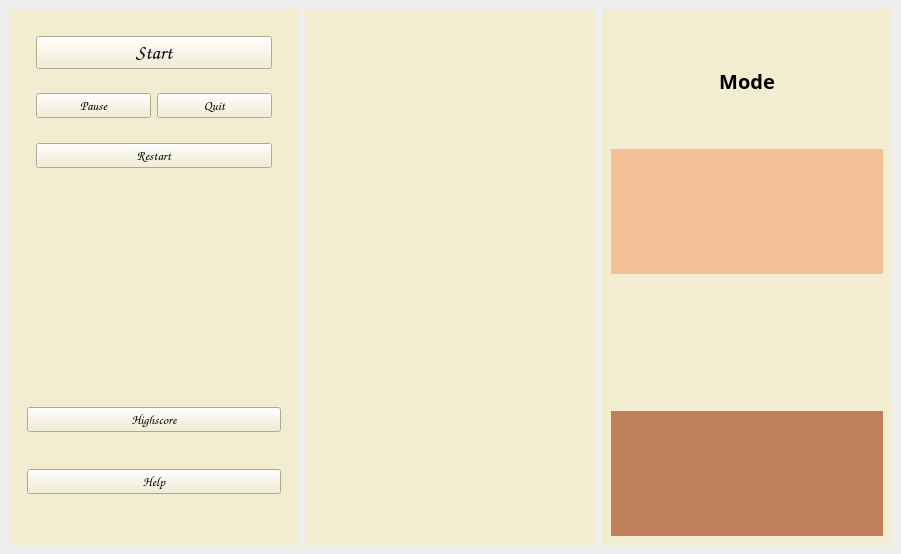
Qt form mainwindow.ui (jairLucas/Tetris) before a commit.
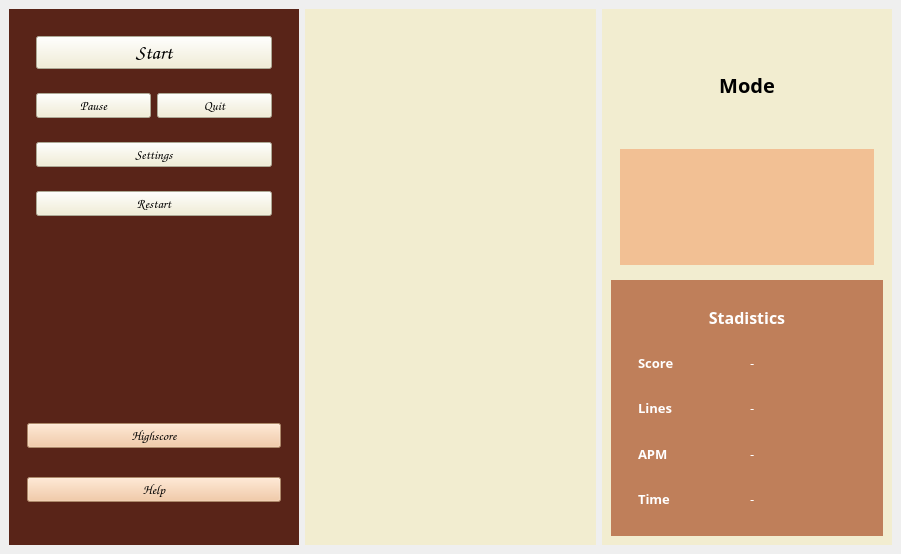
The same form after that commit.

Commit message: Design Interface complete

Diff of the .ui file:
```diff
--- a/mainwindow.ui
+++ b/mainwindow.ui
@@ -18,7 +18,7 @@
     <item>
      <widget class="QWidget" name="widget_buttons" native="true">
       <property name="styleSheet">
-       <string notr="true">background-color: rgb(242, 237, 208);</string>
+       <string notr="true">background-color: rgb(89, 36, 24);</string>
       </property>
       <layout class="QVBoxLayout" name="verticalLayout_6">
        <item>
@@ -37,7 +37,7 @@
                </property>
                <property name="styleSheet">
                 <string notr="true">color: rgb(0, 0, 0);
-gridline-color: rgb(0, 0, 0);</string>
+background-color: rgb(242, 237, 208);</string>
                </property>
                <property name="text">
                 <string>Start</string>
@@ -62,7 +62,8 @@
                 </font>
                </property>
                <property name="styleSheet">
-                <string notr="true">color: rgb(0, 0, 0);</string>
+                <string notr="true">color: rgb(0, 0, 0);
+background-color: rgb(242, 237, 208);</string>
                </property>
                <property name="text">
                 <string>Pause</string>
@@ -77,6 +78,10 @@
                  <pointsize>10</pointsize>
                 </font>
                </property>
+               <property name="styleSheet">
+                <string notr="true">background-color: rgb(242, 237, 208);
+color: rgb(0, 0, 0);</string>
+               </property>
                <property name="text">
                 <string>Quit</string>
                </property>
@@ -85,6 +90,29 @@
             </layout>
            </widget>
           </item>
+          <item>
+           <widget class="QWidget" name="widget" native="true">
+            <layout class="QVBoxLayout" name="verticalLayout_7">
+             <item>
+              <widget class="QPushButton" name="pushButton_settings">
+               <property name="font">
+                <font>
+                 <family>Comic Sans MS</family>
+                 <pointsize>10</pointsize>
+                </font>
+               </property>
+               <property name="styleSheet">
+                <string notr="true">background-color: rgb(242, 237, 208);
+color: rgb(0, 0, 0);</string>
+               </property>
+               <property name="text">
+                <string>Settings</string>
+               </property>
+              </widget>
+             </item>
+            </layout>
+           </widget>
+          </item>
           <item>
            <widget class="QWidget" name="widget_5" native="true">
             <layout class="QVBoxLayout" name="verticalLayout_3">
@@ -97,7 +125,8 @@
                 </font>
                </property>
                <property name="styleSheet">
-                <string notr="true">color: rgb(0, 0, 0);</string>
+                <string notr="true">color: rgb(0, 0, 0);
+background-color: rgb(242, 237, 208);</string>
                </property>
                <property name="text">
                 <string>Restart</string>
@@ -125,7 +154,8 @@
              </font>
             </property>
             <property name="styleSheet">
-             <string notr="true">color: rgb(0, 0, 0);</string>
+             <string notr="true">color: rgb(0, 0, 0);
+background-color: rgb(242, 192, 148);</string>
             </property>
             <property name="text">
              <string>Highscore</string>
@@ -141,7 +171,8 @@
              </font>
             </property>
             <property name="styleSheet">
-             <string notr="true">color: rgb(0, 0, 0);</string>
+             <string notr="true">color: rgb(0, 0, 0);
+background-color: rgb(242, 192, 148);</string>
             </property>
             <property name="text">
              <string>Help</string>
@@ -171,41 +202,242 @@
       </property>
       <layout class="QVBoxLayout" name="verticalLayout">
        <item>
-        <widget class="QLabel" name="label_mode">
-         <property name="font">
-          <font>
-           <family>Gotham</family>
-           <pointsize>15</pointsize>
-           <weight>75</weight>
-           <bold>true</bold>
-          </font>
-         </property>
-         <property name="styleSheet">
-          <string notr="true">color: rgb(0, 0, 0);</string>
-         </property>
-         <property name="text">
-          <string>Mode</string>
-         </property>
-         <property name="alignment">
-          <set>Qt::AlignCenter</set>
-         </property>
+        <widget class="QWidget" name="widget_2" native="true">
+         <layout class="QVBoxLayout" name="verticalLayout_9">
+          <item>
+           <widget class="QLabel" name="label_mode">
+            <property name="font">
+             <font>
+              <family>Gotham</family>
+              <pointsize>15</pointsize>
+              <weight>75</weight>
+              <bold>true</bold>
+             </font>
+            </property>
+            <property name="styleSheet">
+             <string notr="true">color: rgb(0, 0, 0);</string>
+            </property>
+            <property name="text">
+             <string>Mode</string>
+            </property>
+            <property name="alignment">
+             <set>Qt::AlignCenter</set>
+            </property>
+           </widget>
+          </item>
+          <item>
+           <widget class="QWidget" name="widget_7" native="true">
+            <property name="styleSheet">
+             <string notr="true">background-color: rgb(242, 192, 148);</string>
+            </property>
+           </widget>
+          </item>
+         </layout>
         </widget>
        </item>
-       <item>
-        <widget class="QWidget" name="widget_next" native="true">
-         <property name="styleSheet">
-          <string notr="true">background-color: rgb(242, 192, 148);</string>
-         </property>
-        </widget>
-       </item>
-       <item>
-        <widget class="QWidget" name="widget_2" native="true"/>
-       </item>
        <item>
         <widget class="QWidget" name="widget_data" native="true">
          <property name="styleSheet">
           <string notr="true">background-color: rgb(191, 127, 90);</string>
          </property>
+         <layout class="QVBoxLayout" name="verticalLayout_10">
+          <item>
+           <widget class="QWidget" name="widget_6" native="true">
+            <layout class="QVBoxLayout" name="verticalLayout_8">
+             <item>
+              <widget class="QLabel" name="label">
+               <property name="font">
+                <font>
+                 <family>Gotham</family>
+                 <pointsize>12</pointsize>
+                 <weight>75</weight>
+                 <bold>true</bold>
+                </font>
+               </property>
+               <property name="styleSheet">
+                <string notr="true">color: rgb(255, 255, 255);</string>
+               </property>
+               <property name="text">
+                <string>Stadistics</string>
+               </property>
+               <property name="alignment">
+                <set>Qt::AlignCenter</set>
+               </property>
+              </widget>
+             </item>
+             <item>
+              <widget class="QWidget" name="widget_label_score" native="true">
+               <layout class="QHBoxLayout" name="horizontalLayout_3">
+                <item>
+                 <widget class="QLabel" name="label_2">
+                  <property name="font">
+                   <font>
+                    <family>Gotham</family>
+                    <pointsize>10</pointsize>
+                    <weight>75</weight>
+                    <bold>true</bold>
+                   </font>
+                  </property>
+                  <property name="styleSheet">
+                   <string notr="true">color: rgb(255, 255, 255);</string>
+                  </property>
+                  <property name="text">
+                   <string>Score</string>
+                  </property>
+                 </widget>
+                </item>
+                <item>
+                 <widget class="QLabel" name="label_3">
+                  <property name="font">
+                   <font>
+                    <family>Gotham</family>
+                    <pointsize>10</pointsize>
+                   </font>
+                  </property>
+                  <property name="styleSheet">
+                   <string notr="true">color: rgb(255, 255, 255);</string>
+                  </property>
+                  <property name="text">
+                   <string>-</string>
+                  </property>
+                 </widget>
+                </item>
+               </layout>
+              </widget>
+             </item>
+             <item>
+              <widget class="QWidget" name="widget_label_lines" native="true">
+               <property name="font">
+                <font>
+                 <family>Gotham</family>
+                 <pointsize>10</pointsize>
+                </font>
+               </property>
+               <property name="styleSheet">
+                <string notr="true">color: rgb(255, 255, 255);</string>
+               </property>
+               <layout class="QHBoxLayout" name="horizontalLayout_4">
+                <item>
+                 <widget class="QLabel" name="label_4">
+                  <property name="font">
+                   <font>
+                    <family>Gotham</family>
+                    <pointsize>10</pointsize>
+                    <weight>75</weight>
+                    <bold>true</bold>
+                   </font>
+                  </property>
+                  <property name="styleSheet">
+                   <string notr="true">color: rgb(255, 255, 255);</string>
+                  </property>
+                  <property name="text">
+                   <string>Lines</string>
+                  </property>
+                 </widget>
+                </item>
+                <item>
+                 <widget class="QLabel" name="label_5">
+                  <property name="font">
+                   <font>
+                    <family>Gotham</family>
+                    <pointsize>10</pointsize>
+                   </font>
+                  </property>
+                  <property name="styleSheet">
+                   <string notr="true">color: rgb(255, 255, 255);</string>
+                  </property>
+                  <property name="text">
+                   <string>-</string>
+                  </property>
+                 </widget>
+                </item>
+               </layout>
+              </widget>
+             </item>
+             <item>
+              <widget class="QWidget" name="widget_label_apm" native="true">
+               <layout class="QHBoxLayout" name="horizontalLayout_5">
+                <item>
+                 <widget class="QLabel" name="label_6">
+                  <property name="font">
+                   <font>
+                    <family>Gotham</family>
+                    <pointsize>10</pointsize>
+                    <weight>75</weight>
+                    <bold>true</bold>
+                   </font>
+                  </property>
+                  <property name="styleSheet">
+                   <string notr="true">color: rgb(255, 255, 255);</string>
+                  </property>
+                  <property name="text">
+                   <string>APM</string>
+                  </property>
+                 </widget>
+                </item>
+                <item>
+                 <widget class="QLabel" name="label_7">
+                  <property name="font">
+                   <font>
+                    <family>Gotham</family>
+                    <pointsize>10</pointsize>
+                   </font>
+                  </property>
+                  <property name="styleSheet">
+                   <string notr="true">color: rgb(255, 255, 255);</string>
+                  </property>
+                  <property name="text">
+                   <string>-</string>
+                  </property>
+                 </widget>
+                </item>
+               </layout>
+              </widget>
+             </item>
+             <item>
+              <widget class="QWidget" name="widget_label_time" native="true">
+               <layout class="QHBoxLayout" name="horizontalLayout_6">
+                <item>
+                 <widget class="QLabel" name="label_8">
+                  <property name="font">
+                   <font>
+                    <family>Gotham</family>
+                    <pointsize>10</pointsize>
+                    <weight>75</weight>
+                    <bold>true</bold>
+                   </font>
+                  </property>
+                  <property name="styleSheet">
+                   <string notr="true">color: rgb(255, 255, 255);</string>
+                  </property>
+                  <property name="text">
+                   <string>Time</string>
+                  </property>
+                 </widget>
+                </item>
+                <item>
+                 <widget class="QLabel" name="label_9">
+                  <property name="font">
+                   <font>
+                    <family>Gotham</family>
+                    <pointsize>10</pointsize>
+                   </font>
+                  </property>
+                  <property name="styleSheet">
+                   <string notr="true">color: rgb(255, 255, 255);</string>
+                  </property>
+                  <property name="text">
+                   <string>-</string>
+                  </property>
+                 </widget>
+                </item>
+               </layout>
+              </widget>
+             </item>
+            </layout>
+           </widget>
+          </item>
+         </layout>
         </widget>
        </item>
       </layout>
```
